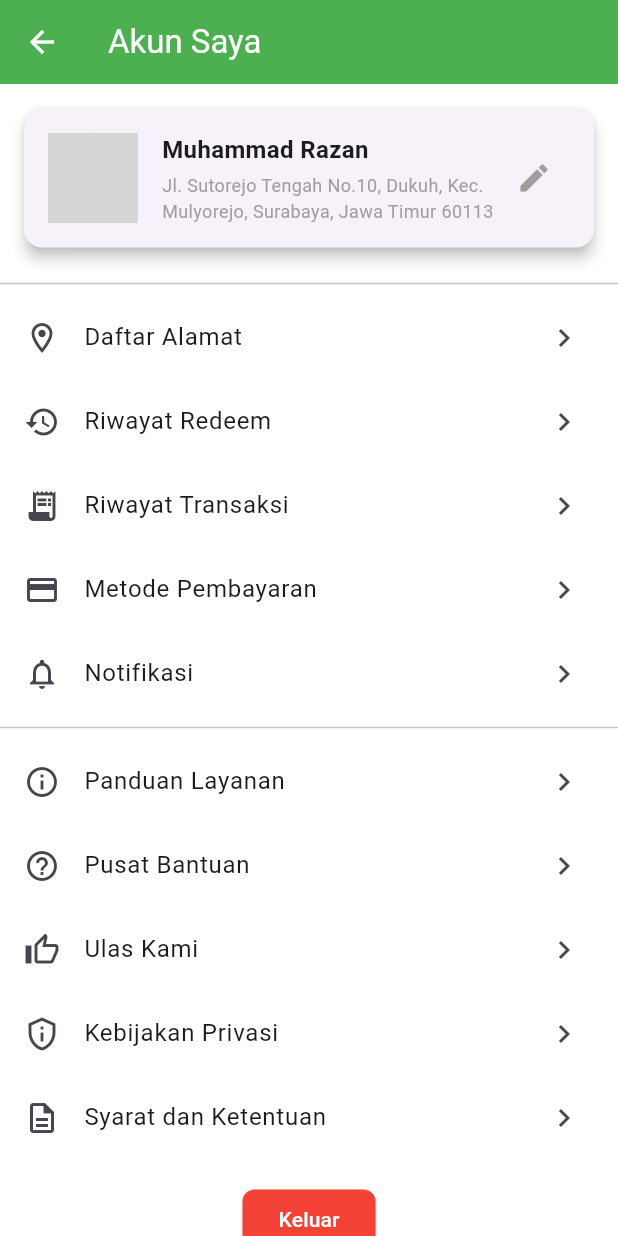
After one commit to mhmdrazn/BuangBijak, a Flutter app: the UserSettings screen opened directly, on a phone screen of 412 x 824 dp. The commit adds this screen. Run offline on Flutter 3.47's test engine with Material 3 defaults, Android fonts, the phone set to English and light mode, and no system bars; grey boxes are pictures that could not be loaded.

Commit message:
user settings (#3)
Co-authored-by: kritzerenkrieg <kentaro.keren@gmail.com>

```diff
--- a/lib/main.dart
+++ b/lib/main.dart
@@ -1,4 +1,5 @@
 import 'package:flutter/material.dart';
+import 'user_settings.dart'; // Import the UserSettings page
 import 'package:fp_tekber/routes/routes.dart';
 import 'package:fp_tekber/screens/not_found.dart';
 
--- /dev/null
+++ b/lib/user_settings.dart
@@ -0,0 +1,168 @@
+import 'package:flutter/material.dart';
+
+class UserSettings extends StatelessWidget {
+  const UserSettings({Key? key}) : super(key: key);
+
+  @override
+  Widget build(BuildContext context) {
+    return Scaffold(
+      appBar: AppBar(
+        title: const Text('Akun Saya'),
+        leading: IconButton(
+          icon: const Icon(Icons.arrow_back),
+          onPressed: () {
+            Navigator.pop(context);
+          },
+        ),
+      ),
+      body: SingleChildScrollView(
+        child: Center( // Centers the constrained content
+          child: ConstrainedBox(
+            constraints: const BoxConstraints(
+              maxWidth: 600, // Limit the maximum width to 600px
+            ),
+            child: Column(
+              children: [
+                // User Info Card
+                Card(
+                  margin: const EdgeInsets.all(16),
+                  shape: RoundedRectangleBorder(
+                    borderRadius: BorderRadius.circular(12),
+                  ),
+                  elevation: 4,
+                  child: Padding(
+                    padding: const EdgeInsets.all(16),
+                    child: Row(
+                      children: [
+                        // Profile Picture
+                        CircleAvatar(
+                          radius: 30,
+                          backgroundImage: AssetImage(
+                            '../assets/profile_picture.png',
+                          ), // Replace with your asset
+                        ),
+                        const SizedBox(width: 16),
+                        // User Info
+                        Expanded(
+                          child: Column(
+                            crossAxisAlignment: CrossAxisAlignment.start,
+                            children: const [
+                              Text(
+                                'Muhammad Razan',
+                                style: TextStyle(
+                                  fontSize: 16,
+                                  fontWeight: FontWeight.bold,
+                                ),
+                              ),
+                              SizedBox(height: 4),
+                              Text(
+                                'Jl. Sutorejo Tengah No.10, Dukuh, Kec.\nMulyorejo, Surabaya, Jawa Timur 60113',
+                                style: TextStyle(fontSize: 12, color: Colors.grey),
+                              ),
+                            ],
+                          ),
+                        ),
+                        // Edit Icon
+                        IconButton(
+                          icon: const Icon(Icons.edit, color: Colors.grey),
+                          onPressed: () {
+                            // Handle edit button press
+                          },
+                        ),
+                      ],
+                    ),
+                  ),
+                ),
+                const Divider(),
+                // Account Options
+                ListTile(
+                  leading: const Icon(Icons.location_on_outlined),
+                  title: const Text('Daftar Alamat'),
+                  trailing: const Icon(Icons.chevron_right),
+                  onTap: () {},
+                ),
+                ListTile(
+                  leading: const Icon(Icons.history),
+                  title: const Text('Riwayat Redeem'),
+                  trailing: const Icon(Icons.chevron_right),
+                  onTap: () {},
+                ),
+                ListTile(
+                  leading: const Icon(Icons.receipt_long),
+                  title: const Text('Riwayat Transaksi'),
+                  trailing: const Icon(Icons.chevron_right),
+                  onTap: () {},
+                ),
+                ListTile(
+                  leading: const Icon(Icons.payment),
+                  title: const Text('Metode Pembayaran'),
+                  trailing: const Icon(Icons.chevron_right),
+                  onTap: () {},
+                ),
+                ListTile(
+                  leading: const Icon(Icons.notifications_outlined),
+                  title: const Text('Notifikasi'),
+                  trailing: const Icon(Icons.chevron_right),
+                  onTap: () {},
+                ),
+                const Divider(),
+                // Information Section
+                ListTile(
+                  leading: const Icon(Icons.info_outline),
+                  title: const Text('Panduan Layanan'),
+                  trailing: const Icon(Icons.chevron_right),
+                  onTap: () {},
+                ),
+                ListTile(
+                  leading: const Icon(Icons.help_outline),
+                  title: const Text('Pusat Bantuan'),
+                  trailing: const Icon(Icons.chevron_right),
+                  onTap: () {},
+                ),
+                ListTile(
+                  leading: const Icon(Icons.thumb_up_alt_outlined),
+                  title: const Text('Ulas Kami'),
+                  trailing: const Icon(Icons.chevron_right),
+                  onTap: () {},
+                ),
+                ListTile(
+                  leading: const Icon(Icons.privacy_tip_outlined),
+                  title: const Text('Kebijakan Privasi'),
+                  trailing: const Icon(Icons.chevron_right),
+                  onTap: () {},
+                ),
+                ListTile(
+                  leading: const Icon(Icons.description_outlined),
+                  title: const Text('Syarat dan Ketentuan'),
+                  trailing: const Icon(Icons.chevron_right),
+                  onTap: () {},
+                ),
+                const SizedBox(height: 16),
+                // Logout Button
+                Padding(
+                  padding: const EdgeInsets.symmetric(horizontal: 16),
+                  child: ElevatedButton(
+                    onPressed: () {
+                      // Handle logout
+                    },
+                    style: ElevatedButton.styleFrom(
+                      backgroundColor: Colors.red,
+                      shape: RoundedRectangleBorder(
+                        borderRadius: BorderRadius.circular(8),
+                      ),
+                    ),
+                    child: const Text(
+                      'Keluar',
+                      style: TextStyle(color: Colors.white),
+                    ),
+                  ),
+                ),
+                const SizedBox(height: 16),
+              ],
+            ),
+          ),
+        ),
+      ),
+    );
+  }
+}
```
Also changed, not shown: assets/profile_picture.png (added).
